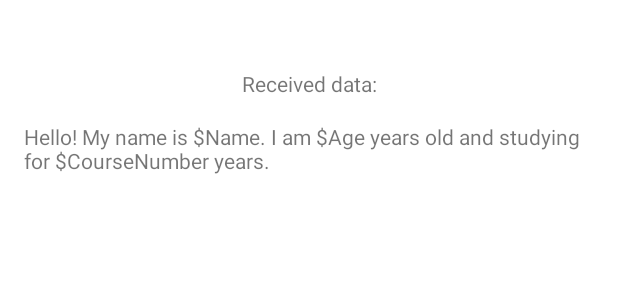
After one commit to exceq/EmptyActivity1, an Android app: the layout second_activity.xml on its own in the app's theme, with its tools: preview values and no code run, on a phone screen of 412 x 824 dp. The commit adds this screen. Shown: the top 300 px of the screen. Run offline under Robolectric (Android 15) with nearby library versions, the phone set to English and light mode, and no system bars.

Commit message:
Отправка статичных данных в SecondActivity

```diff
--- a/app/build.gradle
+++ b/app/build.gradle
@@ -29,6 +29,9 @@ android {
     kotlinOptions {
         jvmTarget = '1.8'
     }
+    buildFeatures {
+        viewBinding true
+    }
 }
 
 dependencies {
@@ -37,6 +40,9 @@ dependencies {
     implementation 'androidx.appcompat:appcompat:1.4.1'
     implementation 'com.google.android.material:material:1.5.0'
     implementation 'androidx.constraintlayout:constraintlayout:2.1.3'
+    implementation 'androidx.annotation:annotation:1.3.0'
+    implementation 'androidx.lifecycle:lifecycle-livedata-ktx:2.4.1'
+    implementation 'androidx.lifecycle:lifecycle-viewmodel-ktx:2.4.1'
     testImplementation 'junit:junit:4.13.2'
     androidTestImplementation 'androidx.test.ext:junit:1.1.3'
     androidTestImplementation 'androidx.test.espresso:espresso-core:3.4.0'
--- a/app/src/main/AndroidManifest.xml
+++ b/app/src/main/AndroidManifest.xml
@@ -18,6 +18,9 @@
                 <category android:name="android.intent.category.LAUNCHER" />
             </intent-filter>
         </activity>
+        <activity android:name=".SecondActivity">
+
+        </activity>
     </application>
 
 </manifest>
--- a/app/src/main/java/com/example/emptyactivity1/Student.kt
+++ b/app/src/main/java/com/example/emptyactivity1/Student.kt
@@ -1,10 +1,12 @@
 package com.example.emptyactivity1
+
+import java.io.Serializable
 
 data class Student(
     val Name: String,
     var Age: Int,
     var CourseNumber: Int
-){
+) : Serializable{
     override fun toString(): String {
         return "Hello! My name is $Name. I am $Age years old and studying for $CourseNumber years."
     }
--- /dev/null
+++ b/app/src/main/res/layout/second_activity.xml
@@ -0,0 +1,30 @@
+<?xml version="1.0" encoding="utf-8"?>
+<androidx.constraintlayout.widget.ConstraintLayout xmlns:android="http://schemas.android.com/apk/res/android"
+    xmlns:app="http://schemas.android.com/apk/res-auto"
+    xmlns:tools="http://schemas.android.com/tools"
+    android:layout_width="match_parent"
+    android:layout_height="match_parent"
+    android:padding="@dimen/activity_horizontal_margin"
+    tools:context=".SecondActivity">
+
+    <TextView
+        android:id="@+id/title"
+        android:layout_width="wrap_content"
+        android:layout_height="wrap_content"
+        android:layout_marginTop="30dp"
+        android:text="@string/title_second_activity"
+        app:layout_constraintLeft_toLeftOf="parent"
+        app:layout_constraintRight_toRightOf="parent"
+        app:layout_constraintTop_toTopOf="parent" />
+
+    <TextView
+        android:id="@+id/text_info"
+        android:layout_width="wrap_content"
+        android:layout_height="wrap_content"
+        android:layout_marginTop="@dimen/activity_vertical_margin"
+        tools:text="@string/text_info_sample"
+        app:layout_constraintLeft_toLeftOf="parent"
+        app:layout_constraintRight_toRightOf="parent"
+        app:layout_constraintTop_toBottomOf="@+id/title"/>
+
+</androidx.constraintlayout.widget.ConstraintLayout>
--- /dev/null
+++ b/app/src/main/res/values/dimens.xml
@@ -0,0 +1,5 @@
+<resources>
+    <!-- Default screen margins, per the Android Design guidelines. -->
+    <dimen name="activity_horizontal_margin">16dp</dimen>
+    <dimen name="activity_vertical_margin">16dp</dimen>
+</resources>
--- a/app/src/main/res/values/strings.xml
+++ b/app/src/main/res/values/strings.xml
@@ -1,3 +1,10 @@
 <resources>
     <string name="app_name">EmptyActivity1</string>
+    <string name="title_activity_main">Enter information about you</string>
+    <string name="prompt_name">Name</string>
+    <string name="prompt_age">Age</string>
+    <string name="prompt_course">Course</string>
+    <string name="action_submit">Send data</string>
+    <string name="title_second_activity">Received data:</string>
+    <string name="text_info_sample">Hello! My name is $Name. I am $Age years old and studying for $CourseNumber years.</string>
 </resources>
```
Also changed, not shown: app/src/main/java/com/example/emptyactivity1/MainActivity.kt (+22 -6 lines), app/src/main/java/com/example/emptyactivity1/SecondActivity.kt (added, +17 -0 lines), app/src/main/res/layout/activity_main.xml (+49 -2 lines).
